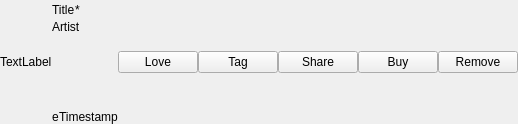
This is app/client/Widgets/TrackWidget.ui in mutecypher/lastfm-desktop as Qt 5 draws it before an edit. The edited form follows.
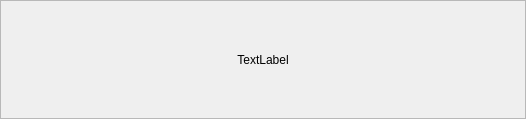
This is the edited form. The open tabs and pages were chosen to show the change. Custom widgets are drawn as their Qt base class.

```diff
--- a/app/client/Widgets/TrackWidget.ui
+++ b/app/client/Widgets/TrackWidget.ui
@@ -6,8 +6,8 @@
    <rect>
     <x>0</x>
     <y>0</y>
-    <width>509</width>
-    <height>124</height>
+    <width>526</width>
+    <height>119</height>
    </rect>
   </property>
   <property name="sizePolicy">
@@ -19,7 +19,23 @@
   <property name="windowTitle">
    <string>Form</string>
   </property>
-  <layout class="QHBoxLayout" name="horizontalLayout" stretch="0,1,0,0,0,0,0">
+  <layout class="QHBoxLayout" name="horizontalLayout_2" stretch="0">
+   <property name="spacing">
+    <number>0</number>
+   </property>
+   <property name="margin">
+    <number>0</number>
+   </property>
+   <item>
+    <widget class="QStackedWidget" name="stackedWidget">
+     <property name="frameShape">
+      <enum>QFrame::StyledPanel</enum>
+     </property>
+     <property name="frameShadow">
+      <enum>QFrame::Raised</enum>
+     </property>
+     <widget class="QWidget" name="trackPage">
+      <layout class="QHBoxLayout" name="layout">
    <property name="spacing">
     <number>0</number>
    </property>
@@ -139,6 +155,11 @@
     </layout>
    </item>
    <item>
+        <layout class="QHBoxLayout" name="buttonLayout">
+         <property name="spacing">
+          <number>5</number>
+         </property>
+         <item>
     <widget class="QPushButton" name="love">
      <property name="text">
       <string>Love</string>
@@ -169,11 +190,30 @@
      </property>
     </widget>
    </item>
+        </layout>
+       </item>
+      </layout>
+     </widget>
+     <widget class="QWidget" name="spinnerPage">
+      <layout class="QVBoxLayout" name="verticalLayout_2">
+       <property name="spacing">
+        <number>0</number>
+       </property>
+       <property name="margin">
+        <number>0</number>
+       </property>
    <item>
-    <widget class="QPushButton" name="remove">
+        <widget class="QLabel" name="spinner">
      <property name="text">
-      <string>Remove</string>
-     </property>
+          <string>TextLabel</string>
+         </property>
+         <property name="alignment">
+          <set>Qt::AlignCenter</set>
+         </property>
+        </widget>
+       </item>
+      </layout>
+     </widget>
     </widget>
    </item>
   </layout>
```
Lines whose indentation alone changed are shown as unchanged.
